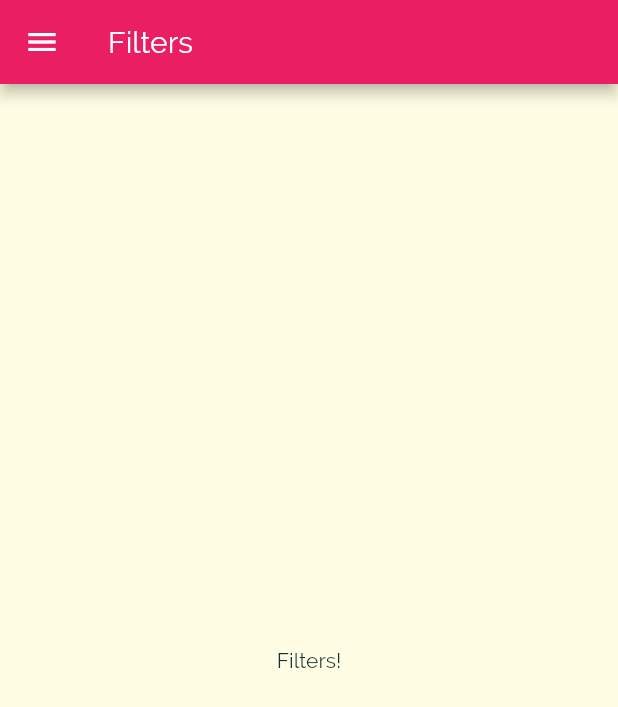
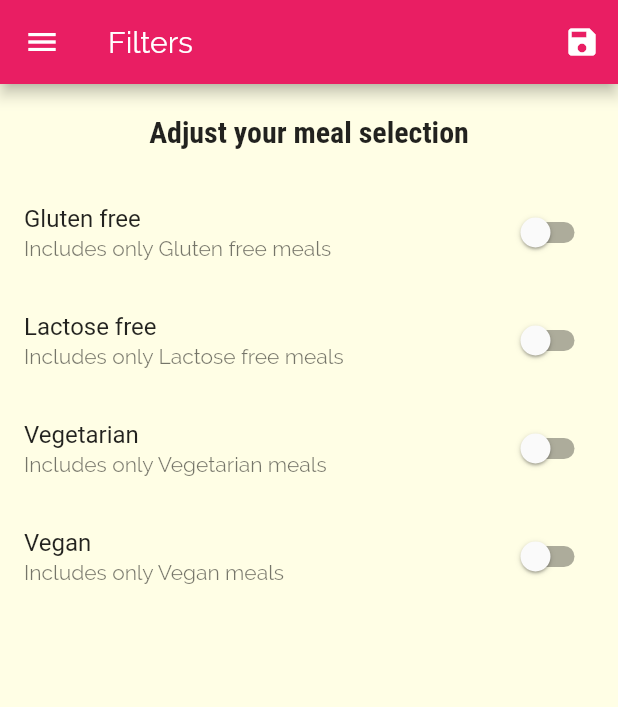
Before and after one commit to baderaharsh/navigation-section-DeliMeals, a Flutter app: the FilterPage screen opened by its route, on a phone screen of 412 x 824 dp. Shown: the top 707 px of the screen. Run offline on Flutter 3.47's test engine with Material 2 defaults, Android fonts, the phone set to English and light mode, and no system bars; statements that could not run were skipped.

Commit message:
Filter feature implemented

```diff
--- a/lib/main.dart
+++ b/lib/main.dart
@@ -3,10 +3,47 @@ import './screens/category_meals_page.dart';
 import './screens/meal_details_page.dart';
 import './screens/tabs.dart';
 import './screens/filter_page.dart';
+import './dummy_data.dart';
+import './models/meals.dart';
 
 void main() => runApp(MyApp());
 
-class MyApp extends StatelessWidget {
+class MyApp extends StatefulWidget {
+  @override
+  _MyAppState createState() => _MyAppState();
+}
+
+class _MyAppState extends State<MyApp> {
+  Map<String, bool> _filters = {
+    'gluten': false,
+    'lactose': false,
+    'vegetarian': false,
+    'vegan': false,
+  };
+
+  List<Meal> _availableMeals = DUMMY_MEALS;
+
+  void _setFilters(Map<String, bool> _filterData) {
+    setState(() {
+      _filters = _filterData;
+      _availableMeals = DUMMY_MEALS.where((meal) {
+        if (_filters['gluten'] && !meal.isGlutenFree) {
+          return false;
+        }
+        if (_filters['lactose'] && !meal.isLactoseFree) {
+          return false;
+        }
+        if (_filters['vegetarian'] && !meal.isVegetarian) {
+          return false;
+        }
+        if (_filters['vegan'] && !meal.isVegan) {
+          return false;
+        }
+        return true;
+      }).toList();
+    });
+  }
+
   @override
   Widget build(BuildContext context) {
     return MaterialApp(
@@ -32,9 +69,10 @@ class MyApp extends StatelessWidget {
       ),
       home: TabsPage(),
       routes: {
-        '/categories': (ctx) => CategoryMealsPage(),
+        CategoryMealsPage.pageRoute: (ctx) =>
+            CategoryMealsPage(_availableMeals),
         MealDetailsPage.pageRoute: (ctx) => MealDetailsPage(),
-        FilterPage.pageRoute: (ctx) => FilterPage(),
+        FilterPage.pageRoute: (ctx) => FilterPage(_setFilters, _filters),
       },
     );
   }
--- a/lib/screens/category_meals_page.dart
+++ b/lib/screens/category_meals_page.dart
@@ -1,9 +1,11 @@
 import 'package:flutter/material.dart';
-import '../dummy_data.dart';
 import '../widgets/meal_item.dart';
 import '../models/meals.dart';
 
 class CategoryMealsPage extends StatefulWidget {
+  static const pageRoute = '/category-meals';
+  final List<Meal> availableMeals;
+  CategoryMealsPage(this.availableMeals);
   // final String categoryId;
   // final String categoryTitle;
 
@@ -29,7 +31,7 @@ class _CategoryMealsPageState extends State<CategoryMealsPage> {
           ModalRoute.of(context).settings.arguments as Map<String, String>;
       final categoryId = routeArgs['id'];
       categoryTitle = routeArgs['title'];
-      displayedMeals = DUMMY_MEALS.where((meal) {
+      displayedMeals = widget.availableMeals.where((meal) {
         return meal.categories.contains(categoryId);
       }).toList();
       isInitialized = true;
--- a/lib/screens/filter_page.dart
+++ b/lib/screens/filter_page.dart
@@ -1,8 +1,46 @@
 import 'package:flutter/material.dart';
 import '../widgets/drawer.dart';
 
-class FilterPage extends StatelessWidget {
+class FilterPage extends StatefulWidget {
   static const String pageRoute = '/filter-page';
+
+  final Function filterHandler;
+  final Map<String, bool> filters;
+  FilterPage(this.filterHandler, this.filters);
+
+  @override
+  _FilterPageState createState() => _FilterPageState();
+}
+
+class _FilterPageState extends State<FilterPage> {
+  var _glutenFree = false;
+  var _vegetarian = false;
+  var _vegan = false;
+  var _lactoseFree = false;
+
+  @override
+  void initState() {
+    _glutenFree = widget.filters['gluten'];
+    _lactoseFree = widget.filters['lactose'];
+    _vegetarian = widget.filters['vegetarian'];
+    _vegan = widget.filters['vegan'];
+    super.initState();
+  }
+
+  Widget _buildSwitchListView(
+    String title,
+    String description,
+    bool currentValue,
+    Function updateValue,
+  ) {
+    return SwitchListTile(
+      title: Text(title),
+      subtitle: Text(description),
+      value: currentValue,
+      onChanged: updateValue,
+    );
+  }
+
   @override
   Widget build(BuildContext context) {
     return Scaffold(
@@ -11,10 +49,84 @@ class FilterPage extends StatelessWidget {
         ),
         appBar: AppBar(
           title: Text('Filters'),
+          actions: <Widget>[
+            IconButton(
+                icon: Icon(Icons.save),
+                onPressed: () {
+                  final selectedFilter = {
+                    'gluten': _glutenFree,
+                    'lactose': _lactoseFree,
+                    'vegetarian': _vegetarian,
+                    'vegan': _vegan,
+                  };
+                  widget.filterHandler(selectedFilter);
+                })
+          ],
         ),
-      body: Center(
-        child: Text('Filters!'),
+        body: Column(
+          children: <Widget>[
+            Container(
+              padding: EdgeInsets.all(20),
+              child: Text(
+                'Adjust your meal selection',
+                style: Theme.of(context).textTheme.title,
               ),
+            ),
+            Expanded(
+              child: ListView(
+                children: <Widget>[
+                  _buildSwitchListView(
+                    'Gluten free',
+                    'Includes only Gluten free meals',
+                    _glutenFree,
+                    (newValue) {
+                      setState(
+                        () {
+                          _glutenFree = newValue;
+                        },
                       );
+                    },
+                  ),
+                  _buildSwitchListView(
+                    'Lactose free',
+                    'Includes only Lactose free meals',
+                    _lactoseFree,
+                    (newValue) {
+                      setState(
+                        () {
+                          _lactoseFree = newValue;
+                        },
+                      );
+                    },
+                  ),
+                  _buildSwitchListView(
+                    'Vegetarian',
+                    'Includes only Vegetarian meals',
+                    _vegetarian,
+                    (newValue) {
+                      setState(
+                        () {
+                          _vegetarian = newValue;
+                        },
+                      );
+                    },
+                  ),
+                  _buildSwitchListView(
+                    'Vegan',
+                    'Includes only Vegan meals',
+                    _vegan,
+                    (newValue) {
+                      setState(
+                        () {
+                          _vegan = newValue;
+                        },
+                      );
+                    },
+                  ),
+                ],
+              ),
+            )
+          ],
+        ));
   }
 }
--- a/lib/widgets/category_item.dart
+++ b/lib/widgets/category_item.dart
@@ -1,4 +1,5 @@
 import 'package:flutter/material.dart';
+import '../screens/category_meals_page.dart';
 
 class CategoryItem extends StatelessWidget {
   final String id;
@@ -19,7 +20,7 @@ class CategoryItem extends StatelessWidget {
 
   void selectCategory(BuildContext ctx) {
     Navigator.of(ctx).pushNamed(
-      '/categories',
+      CategoryMealsPage.pageRoute,
       arguments: {'id': id, 'title': title},
     );
   }
```
Lines whose indentation alone changed are shown as unchanged.
